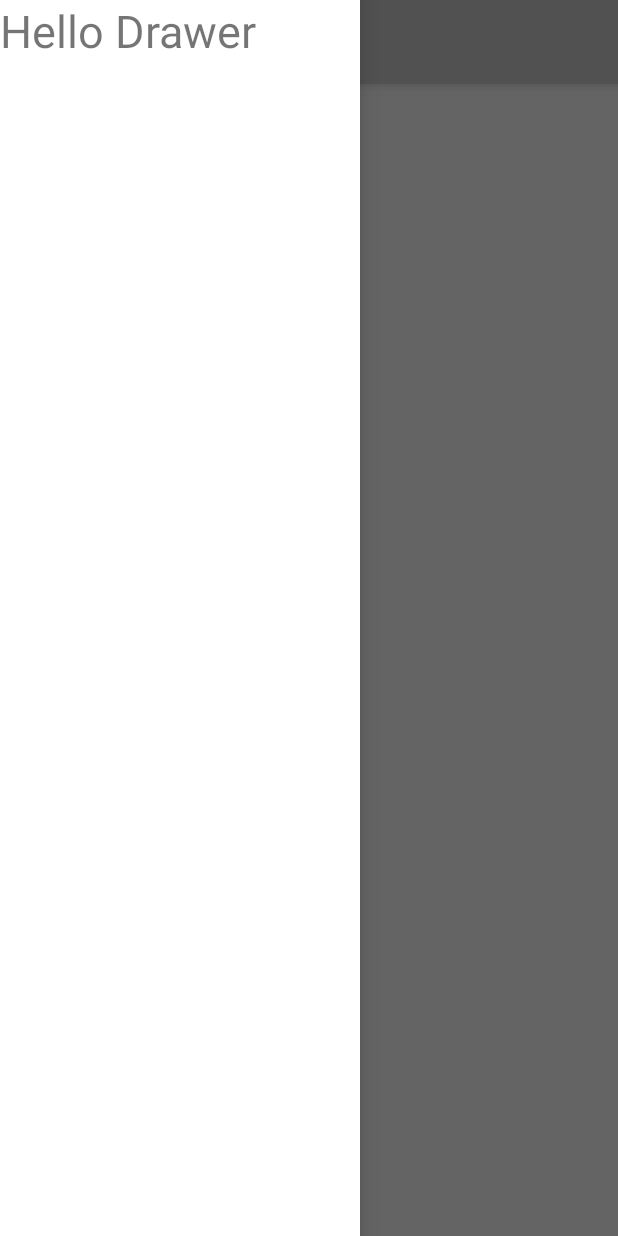
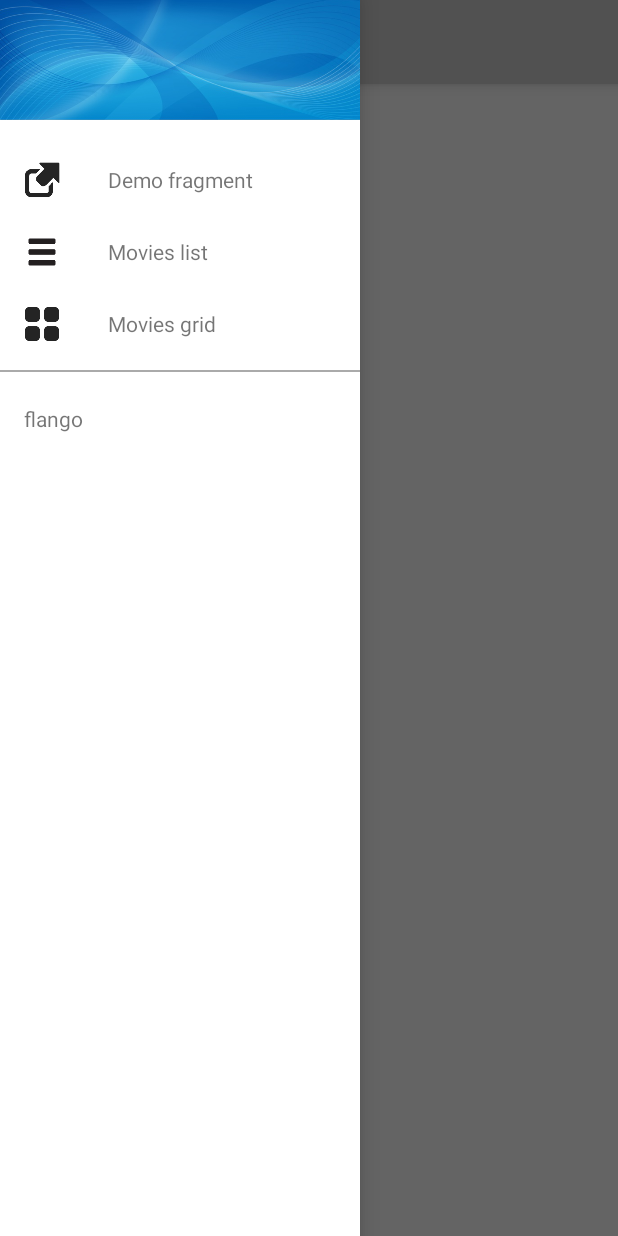
Before and after one commit to jeajjr/android-hw7, an Android app: the screen it shows after launch (ActivityMain), with the side drawer open, on a phone screen of 412 x 824 dp. Run offline under Robolectric (Android 15) with nearby library versions, the phone set to English and light mode, and no system bars.

Commit message:
Added icons, adapter is now functional.

```diff
--- a/app/src/main/java/com/almasapp/hw7/almasapp7/ActivityMain.java
+++ b/app/src/main/java/com/almasapp/hw7/almasapp7/ActivityMain.java
@@ -7,8 +7,12 @@ import android.support.v7.widget.LinearLayoutManager;
 import android.support.v7.widget.RecyclerView;
 import android.support.v7.widget.Toolbar;
 import android.os.Bundle;
-import android.view.View;
 import android.widget.LinearLayout;
+
+import java.util.ArrayList;
+import java.util.HashMap;
+import java.util.List;
+import java.util.Map;
 
 public class ActivityMain extends ActionBarActivity {
 
@@ -33,6 +37,10 @@ public class ActivityMain extends ActionBarActivity {
         RecyclerView drawerList = (RecyclerView) findViewById(R.id.drawer_list);
         drawerList.setLayoutManager(new LinearLayoutManager(this));
 
+        DrawerRecyclerViewAdapter recyclerViewAdapter =
+                new DrawerRecyclerViewAdapter(this, DrawerItemsLister.createDrawerList(this));
+        drawerList.setAdapter(recyclerViewAdapter);
+
         drawerLayout.setDrawerListener(drawerToggle);
     }
 }
--- /dev/null
+++ b/app/src/main/java/com/almasapp/hw7/almasapp7/DrawerItemsLister.java
@@ -0,0 +1,57 @@
+package com.almasapp.hw7.almasapp7;
+
+import android.content.Context;
+
+import java.util.ArrayList;
+import java.util.HashMap;
+import java.util.List;
+import java.util.Map;
+
+/**
+ * Created by José Ernesto on 06/03/2015.
+ */
+public class DrawerItemsLister {
+
+    private static HashMap createMenuItem (int type) {
+        HashMap item = new HashMap();
+
+        item.put("type", type);
+
+        return item;
+    }
+
+    private static HashMap createSimpleMenuItem(String name) {
+        HashMap item = new HashMap();
+
+        item.put("name", name);
+        item.put("type", DrawerRecyclerViewAdapter.ITEM_SIMPLE);
+
+        return item;
+    }
+
+    private static HashMap createMenuItemWithIcon(String name, int drawableID) {
+        HashMap item = new HashMap();
+
+        item.put("name", name);
+        item.put("icon", drawableID);
+        item.put("type", DrawerRecyclerViewAdapter.ITEM_WITH_ICON);
+
+        return item;
+    }
+
+    public static List<Map<String, ?>> createDrawerList(Context context) {
+        ArrayList<Map<String, ?>> list = new ArrayList<Map<String, ?>>();
+
+        list.add(createMenuItem(DrawerRecyclerViewAdapter.SPACER));
+        list.add(createMenuItem(DrawerRecyclerViewAdapter.SPACER));
+
+        list.add(createMenuItemWithIcon(context.getResources().getString(R.string.demo_fragment), R.drawable.redirect_icon));
+        list.add(createMenuItemWithIcon(context.getResources().getString(R.string.movies_list), R.drawable.list_icon));
+        list.add(createMenuItemWithIcon(context.getResources().getString(R.string.movies_grid), R.drawable.grid_icon));
+
+        list.add(createMenuItem(DrawerRecyclerViewAdapter.LINE_SEPARATOR));
+
+        list.add(createSimpleMenuItem("flango"));
+        return list;
+    }
+}
--- a/app/src/main/java/com/almasapp/hw7/almasapp7/DrawerRecyclerViewAdapter.java
+++ b/app/src/main/java/com/almasapp/hw7/almasapp7/DrawerRecyclerViewAdapter.java
@@ -5,11 +5,7 @@ import android.support.v7.widget.RecyclerView;
 import android.view.LayoutInflater;
 import android.view.View;
 import android.view.ViewGroup;
-import android.view.animation.Animation;
-import android.view.animation.AnimationUtils;
-import android.widget.ImageButton;
 import android.widget.ImageView;
-import android.widget.RatingBar;
 import android.widget.TextView;
 
 import java.util.List;
@@ -21,42 +17,71 @@ import java.util.Map;
  * Created by José Ernesto on 12/02/2015.
  */
 public class DrawerRecyclerViewAdapter extends RecyclerView.Adapter<DrawerRecyclerViewAdapter.ViewHolder> {
+    public static final int ITEM_WITH_ICON = 0;
+    public static final int ITEM_SIMPLE = 1;
+    public static final int LINE_SEPARATOR = 2;
+    public static final int SPACER = 3;
+
+
     private static String TAG = "MyRecyclerViewAdapter";
 
-    private List<Map<String, ?>> mDataSet;
+    private List<Map<String, ?>> dataSet;
     private Context context;
     private int layout;
 
-    public DrawerRecyclerViewAdapter(Context context, List<Map<String, ?>> mDataSet) {
-        this.mDataSet = mDataSet;
+    public DrawerRecyclerViewAdapter(Context context, List<Map<String, ?>> dataSet) {
+        this.dataSet = dataSet;
         this.context = context;
     }
 
     public class ViewHolder extends RecyclerView.ViewHolder {
-        public ImageView vIcon;
-        public TextView vTitle;
-        public TextView vDescription;
-        public ImageButton menuButton;
-        public RatingBar ratingBar;
+        public ImageView icon;
+        public TextView name;
 
         public ViewHolder(View v) {
             super(v);
 
+
+            icon = (ImageView) v.findViewById(R.id.itemIcon);
+            name = (TextView) v.findViewById(R.id.itemName);
         }
 
-        public void bindMovieData (Map<String, ?> movie) {
-
+        public void bindData (Map<String, ?> item) {
+            switch ((Integer) item.get("type")) {
+                case ITEM_SIMPLE:
+                    name.setText((String) item.get("name"));
+                    break;
+                case ITEM_WITH_ICON:
+                    name.setText((String) item.get("name"));
+                    icon.setImageResource((Integer) item.get("icon"));
+                    break;
+            }
         }
     }
 
 
+    @Override
+    public int getItemViewType(int position) {
+        return (Integer) dataSet.get(position).get("type");
+    }
 
     @Override
     public DrawerRecyclerViewAdapter.ViewHolder onCreateViewHolder (ViewGroup parent, int viewType) {
         View v = null;
 
-        //v = LayoutInflater.from(parent.getContext()).inflate(R.layout.movie_row_linear, parent, false);
-
+        switch (viewType) {
+            case  ITEM_WITH_ICON:
+                v = LayoutInflater.from(parent.getContext()).inflate(R.layout.drawer_item_icon, parent, false);
+                break;
+            case ITEM_SIMPLE:
+                v = LayoutInflater.from(parent.getContext()).inflate(R.layout.drawer_item_simple, parent, false);
+                break;
+            case LINE_SEPARATOR:
+                v = LayoutInflater.from(parent.getContext()).inflate(R.layout.drawer_item_separator, parent, false);
+                break;
+            case SPACER:
+                v = LayoutInflater.from(parent.getContext()).inflate(R.layout.drawer_8dp_space, parent, false);
+        }
 
         ViewHolder vh = new ViewHolder(v);
         return vh;
@@ -64,13 +89,13 @@ public class DrawerRecyclerViewAdapter extends RecyclerView.Adapter<DrawerRecycl
 
     @Override
     public void onBindViewHolder (ViewHolder holder, int position) {
-        Map<String, ?> movie = mDataSet.get(position);
-        holder.bindMovieData(movie);
+        Map<String, ?> item = dataSet.get(position);
+        holder.bindData(item);
     }
 
     @Override
     public int getItemCount() {
-        return mDataSet.size();
+        return dataSet.size();
     }
 
 
--- a/app/src/main/res/layout/activity_main.xml
+++ b/app/src/main/res/layout/activity_main.xml
@@ -29,6 +29,7 @@
 
         </LinearLayout>
 
+    <!-- navigation drawer -->
     <LinearLayout
         android:id="@+id/drawer"
         android:layout_gravity="start"
@@ -37,11 +38,11 @@
         android:layout_width="240dp"
         android:layout_height="match_parent">
 
-        <TextView
-            android:layout_width="wrap_content"
+        <ImageView
+            android:layout_width="fill_parent"
             android:layout_height="80dp"
-            android:text="Hello Drawer"
-            android:textSize="30dp"/>
+            android:scaleType="centerCrop"
+            android:src="@drawable/banner"/>
 
 
         <android.support.v7.widget.RecyclerView
--- /dev/null
+++ b/app/src/main/res/layout/drawer_8dp_space.xml
@@ -0,0 +1,7 @@
+<?xml version="1.0" encoding="utf-8"?>
+<LinearLayout xmlns:android="http://schemas.android.com/apk/res/android"
+    android:orientation="vertical"
+    android:layout_width="match_parent"
+    android:layout_height="8dp">
+
+</LinearLayout>
--- /dev/null
+++ b/app/src/main/res/layout/drawer_item_icon.xml
@@ -0,0 +1,22 @@
+<?xml version="1.0" encoding="utf-8"?>
+<LinearLayout xmlns:android="http://schemas.android.com/apk/res/android"
+    android:orientation="horizontal"
+    android:layout_width="match_parent"
+    android:layout_height="48dp">
+
+    <ImageView
+        android:layout_width="24dp"
+        android:layout_height="24dp"
+        android:id="@+id/itemIcon"
+        android:layout_gravity="center_vertical"
+        android:layout_marginLeft="16dp"
+        android:src="@drawable/list_icon"/>
+    <TextView
+        android:layout_width="wrap_content"
+        android:layout_height="wrap_content"
+        android:layout_gravity="center_vertical"
+        android:layout_marginLeft="32dp"
+        android:id="@+id/itemName"
+        android:text="item_name" />
+
+</LinearLayout>
--- /dev/null
+++ b/app/src/main/res/layout/drawer_item_separator.xml
@@ -0,0 +1,13 @@
+<?xml version="1.0" encoding="utf-8"?>
+<LinearLayout xmlns:android="http://schemas.android.com/apk/res/android"
+    android:orientation="horizontal"
+    android:layout_width="match_parent"
+    android:layout_height="15dp">
+
+    <View
+        android:layout_width="fill_parent"
+        android:layout_height="1dp"
+        android:layout_gravity="center_vertical"
+        android:background="@android:color/darker_gray"/>
+
+</LinearLayout>
--- /dev/null
+++ b/app/src/main/res/layout/drawer_item_simple.xml
@@ -0,0 +1,15 @@
+<?xml version="1.0" encoding="utf-8"?>
+<LinearLayout xmlns:android="http://schemas.android.com/apk/res/android"
+    android:orientation="horizontal"
+    android:layout_width="match_parent"
+    android:layout_height="48dp">
+
+    <TextView
+        android:layout_width="wrap_content"
+        android:layout_height="wrap_content"
+        android:layout_gravity="center_vertical"
+        android:paddingLeft="16dp"
+        android:id="@+id/itemName"
+        android:text="item_name" />
+
+</LinearLayout>
--- a/app/src/main/res/values/strings.xml
+++ b/app/src/main/res/values/strings.xml
@@ -6,5 +6,9 @@
     <string name="action_settings">Settings</string>
     <string name="open_drawer">Open drawer</string>
     <string name="close_drawer">Close drawer</string>
+    <string name="demo_fragment">Demo fragment</string>
+    <string name="movies_list">Movies list</string>
+    <string name="movies_grid">Movies grid</string>
+
 
 </resources>
```
Also changed, not shown: app/src/main/res/drawable/banner.png (added), app/src/main/res/drawable/grid_icon.png (added), app/src/main/res/drawable/list_icon.png (added), app/src/main/res/drawable/redirect_icon.png (added).
